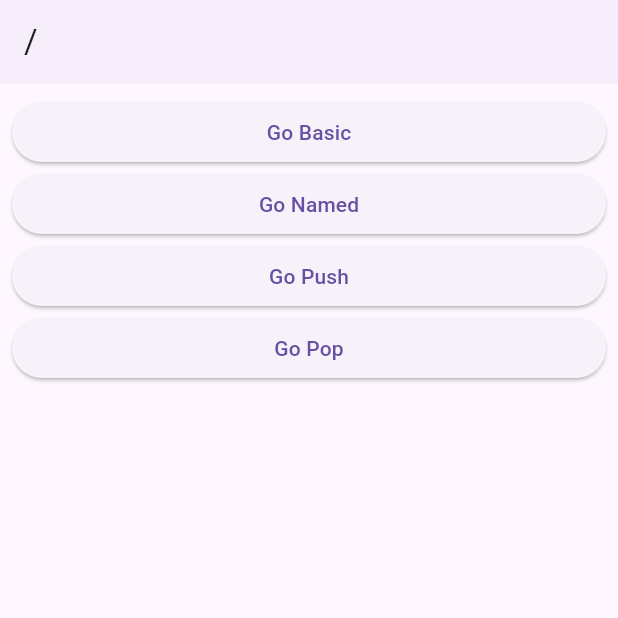
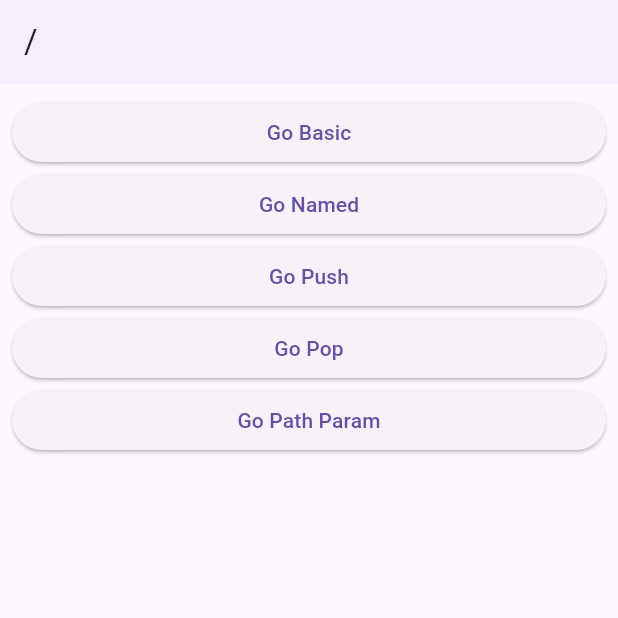
Before and after one commit to altese/study_inflearn_code_factory_go_router, a Flutter app: the screen it shows after launch, on a phone screen of 412 x 824 dp, the top half of it. Run offline on Flutter 3.47's test engine with Material 3 defaults, Android fonts, the phone set to English and light mode, and no system bars; our stand-ins replace go_router.

Commit message:
🔨 [Path Parameter]

```diff
--- a/lib/route/router.dart
+++ b/lib/route/router.dart
@@ -4,6 +4,7 @@
 import 'package:study_inflearn_code_factory_go_router/screens/3_push_screen.dart';
 import 'package:study_inflearn_code_factory_go_router/screens/4_pop_base_screen.dart';
 import 'package:study_inflearn_code_factory_go_router/screens/5_pop_return_screen.dart';
+import 'package:study_inflearn_code_factory_go_router/screens/6_path_param.dart';
 import 'package:study_inflearn_code_factory_go_router/screens/root_screen.dart';
 
 final router = GoRouter(
@@ -44,6 +45,16 @@
             ),
           ],
         ),
+        GoRoute(
+          path: 'path_param/:id',
+          builder: (context, state) => const PathParamScreen(),
+          routes: [
+            GoRoute(
+              path: ':name',
+              builder: (context, state) => const PathParamScreen(),
+            ),
+          ],
+        ),
       ],
     ),
   ],
--- /dev/null
+++ b/lib/screens/6_path_param.dart
@@ -0,0 +1,24 @@
+import 'package:flutter/material.dart';
+import 'package:go_router/go_router.dart';
+import 'package:study_inflearn_code_factory_go_router/layout/default_layout.dart';
+
+class PathParamScreen extends StatelessWidget {
+  const PathParamScreen({super.key});
+
+  @override
+  Widget build(BuildContext context) {
+    return DefaultLayout(
+      body: ListView(
+        children: [
+          Text('Path Param: ${GoRouterState.of(context).pathParameters}'),
+          ElevatedButton(
+            onPressed: () {
+              context.go('/path_param/456/codefactory');
+            },
+            child: const Text('Path Param'),
+          )
+        ],
+      ),
+    );
+  }
+}
--- a/lib/screens/root_screen.dart
+++ b/lib/screens/root_screen.dart
@@ -34,6 +34,12 @@
             },
             child: const Text('Go Pop'),
           ),
+          ElevatedButton(
+            onPressed: () {
+              context.go('/path_param/456');
+            },
+            child: const Text('Go Path Param'),
+          ),
         ],
       ),
     );
```
